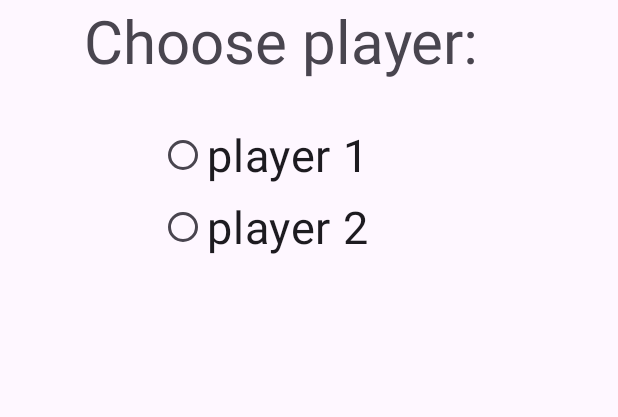
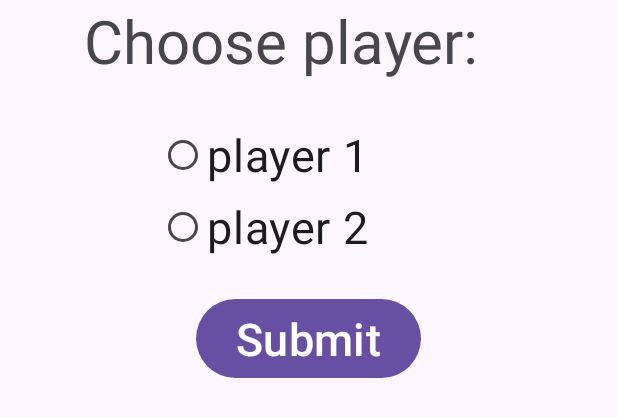
Before and after one commit to yahliken/project, an Android app: the layout custom_dialog.xml on its own in the app's theme, with its tools: preview values and no code run, on a phone screen of 412 x 824 dp. Shown: the top 417 px of the screen. Run offline under Robolectric (Android 15) with nearby library versions, the phone set to English and light mode, and no system bars.

```diff
--- a/app/src/main/java/com/example/project/GameActivity.java
+++ b/app/src/main/java/com/example/project/GameActivity.java
@@ -15,7 +15,6 @@ public class GameActivity extends AppCompatActivity {
     protected void onCreate(Bundle savedInstanceState) {
         super.onCreate(savedInstanceState);
         EdgeToEdge.enable(this);
-
         boardGame = new BoardGame(this);
         setContentView(boardGame);
 
--- a/app/src/main/java/com/example/project/MainActivity.java
+++ b/app/src/main/java/com/example/project/MainActivity.java
@@ -27,6 +27,7 @@ public class MainActivity extends AppCompatActivity implements View.OnClickListe
         againstComputer.setOnClickListener(this);
     }
 
+
     public void whichPlayer (int playerNum){
         player = playerNum;
     }
@@ -37,6 +38,8 @@ public class MainActivity extends AppCompatActivity implements View.OnClickListe
         if(v == twoPlayers){
             CustomDialog customDialog = new CustomDialog(this);
             customDialog.show();
+            iStartGame.putExtra("player", player);
+            startActivity(iStartGame);
         }
         else{
 
--- a/app/src/main/res/layout/custom_dialog.xml
+++ b/app/src/main/res/layout/custom_dialog.xml
@@ -31,4 +31,13 @@
             android:id="@+id/radioPlayerTwo"></RadioButton>
     </RadioGroup>
 
+    <Button
+        android:layout_width="150dp"
+        android:layout_height="wrap_content"
+        android:id="@+id/btnSubmit"
+        android:text="Submit"
+        android:textSize="30dp"
+        android:layout_gravity="center"
+        android:layout_marginTop="20dp"></Button>
+
 </LinearLayout>
```
Also changed, not shown: app/src/main/java/com/example/project/CustomDialog.java (+27 -10 lines), app/src/main/java/com/example/project/GameModule.java (+6 -6 lines).
